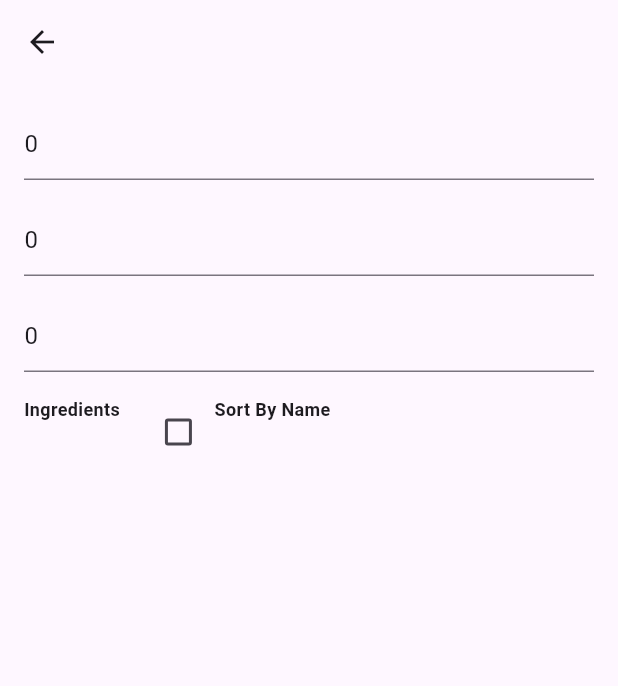
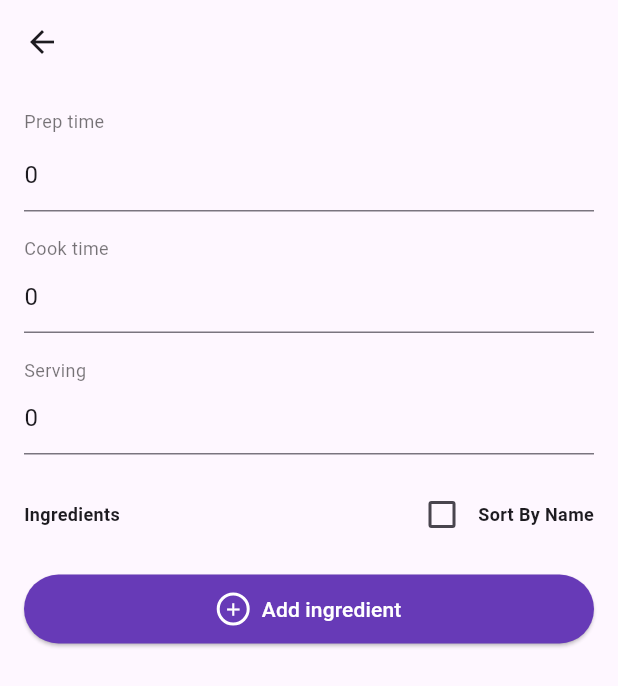
Before and after one commit to gadialoumatou02/receipe_app_flutter, a Flutter app: the ReceipeDetailWidget screen opened directly with empty values, after a tap on "Edit receipe", on a phone screen of 412 x 824 dp. Shown: the top 686 px of the screen. Run offline on Flutter 3.47's test engine with Material 3 defaults, Android fonts, the phone set to English and light mode, and no system bars; our stand-ins replace get_it, image_picker.

Commit message:
Mettre le bouton modif image sur l'image, suppression d'un ingrédient

```diff
--- a/lib/view/edit_recipe_widget.dart
+++ b/lib/view/edit_recipe_widget.dart
@@ -43,17 +43,27 @@ class _EditReceipeWidgetState extends State<EditRecipeWidget> {
             padding: const EdgeInsets.all(16.0),
             children: [
               // Temps préparation
+              Text("Prep time",
+                style: TextStyle(fontSize: 12, color: Colors.black54,),
+              ),
+              const SizedBox(height: 4),
               TextFormField(initialValue: "${modify.time_prep}"),
               const SizedBox (height: 16),
               // Time cook
+              Text("Cook time",
+                style: TextStyle(fontSize: 12, color: Colors.black54,),
+              ),
               TextFormField(initialValue: "${modify.time_cook}"),
               const SizedBox (height: 16),
               // Serving
+              Text("Serving",
+                style: TextStyle(fontSize: 12, color: Colors.black54,),
+              ),
               TextFormField(initialValue: "${modify.serving}"),
               const SizedBox (height: 16),
               // Ingredients
               Row(
-                crossAxisAlignment: CrossAxisAlignment.start,
+                mainAxisAlignment: MainAxisAlignment.spaceBetween,
                 children: [
                   Text("Ingredients",
                   style: TextStyle(
@@ -62,35 +72,91 @@ class _EditReceipeWidgetState extends State<EditRecipeWidget> {
                   ),
                   ),
                   const SizedBox(width: 15),
+
                   // Button checkbox
-                  Checkbox(value: sortByName,
-                      onChanged: (bool? value) {
+                  Row(
+                    children: [
+                      Checkbox(
+                          value: sortByName,
+                          activeColor: Colors.deepPurple,
+                          checkColor: Colors.white,
+                          onChanged: (value) {
                             setState(() {
                               sortByName == value?? false;
-                          if (sortByName) {
                                 modify.sortByName();
-                          }
+
                             });
                           }),
-                  Text("Sort By Name",
+                      const Text("Sort By Name",
                         style: TextStyle(
                             fontSize: 12,
                             fontWeight: FontWeight.bold
                         ),
                       )
                     ],
+                  )
+                ],
               ),
               const SizedBox(height: 15),
+              // Ingrdients
               ListView.builder(
                 shrinkWrap: true,
                 physics: const NeverScrollableScrollPhysics(),
                 itemCount: receipe.ingred_list.length,
                 itemBuilder: (context, index) {
-                  final ingredient = receipe.ingred_list[index];
-                  return IngredientViewWidget(ingredient: ingredient, onRemove: () {  },);
+                  return IngredientViewWidget(
+                    ingredient: modify.ingredients[index],
+                    onRemove: () {
+                      setState(() {
+                        modify.removeIngredient(index);
+                      });
+                    },);
                 },
+              ),
+
+              // Button adding ingredient
+              ElevatedButton(
+                style: ElevatedButton.styleFrom(
+                  backgroundColor: Colors.deepPurple,
+                  foregroundColor: Colors.white,
+                  padding: const EdgeInsets.symmetric(horizontal: 20, vertical: 12),
+                  shape: RoundedRectangleBorder(
+                    borderRadius: BorderRadius.circular(30), // pilule
+                  ),
+                ),
+                onPressed: () {
+                  // ouvrir dialog d'ajout ou autre
+                },
+                child: Row(
+                  mainAxisSize: MainAxisSize.min,
+                  children: [
+                    // petit cercle avec +
+                    Container(
+                      width: 22,
+                      height: 22,
+                      decoration: BoxDecoration(
+                        shape: BoxShape.circle,
+                        border: Border.all(color: Colors.white, width: 2),
+                      ),
+                      child: const Center(
+                        child: Icon(
+                          Icons.add,
+                          size: 14,
+                          color: Colors.white,
+                        ),
+                      ),
+                    ),
+                    const SizedBox(width: 8),
+                    const Text(
+                      "Add ingredient",
+                      style: TextStyle(
+                        fontSize: 14,
+                        fontWeight: FontWeight.w500,
+                      ),
+                    ),
+                  ],
+                ),
               )
-
             ]
         )
     );
--- a/lib/view/receipe_detail_widget.dart
+++ b/lib/view/receipe_detail_widget.dart
@@ -148,14 +148,11 @@ class _ReceipeDetailWidgetState extends State<ReceipeDetailWidget> {
                       });
                     },
                     child: ClipRRect(
-                      child: modify.pickedImage != null
-                          ? Image.file(
-                        modify.pickedImage!,
-                        height: 200,
-                        fit: BoxFit.cover,
-                      )
-                          : Image.asset(
-                        widget.receipe.path_image,
+                      child: Image(
+                        image: modify.pickedImage != null
+                            ? FileImage(modify.pickedImage!)
+                            : AssetImage(widget.receipe.path_image) as ImageProvider,
+                        width: double.infinity,
                         height: 200,
                         fit: BoxFit.cover,
                       ),
```
Also changed, not shown: lib/repository/receipes_repository_dummy_impl.dart (+102 -1 lines), lib/view/ingredient_view.dart (+16 -21 lines). Lines whose indentation alone changed are shown as unchanged.
